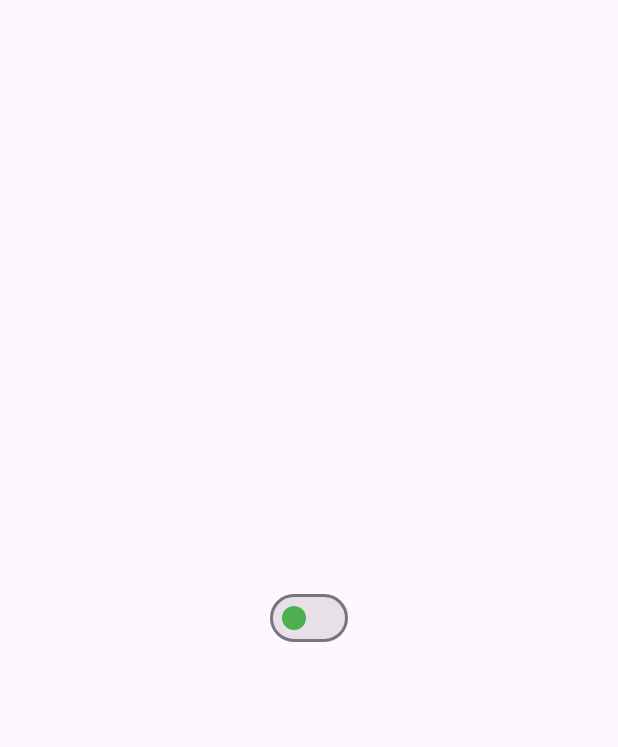
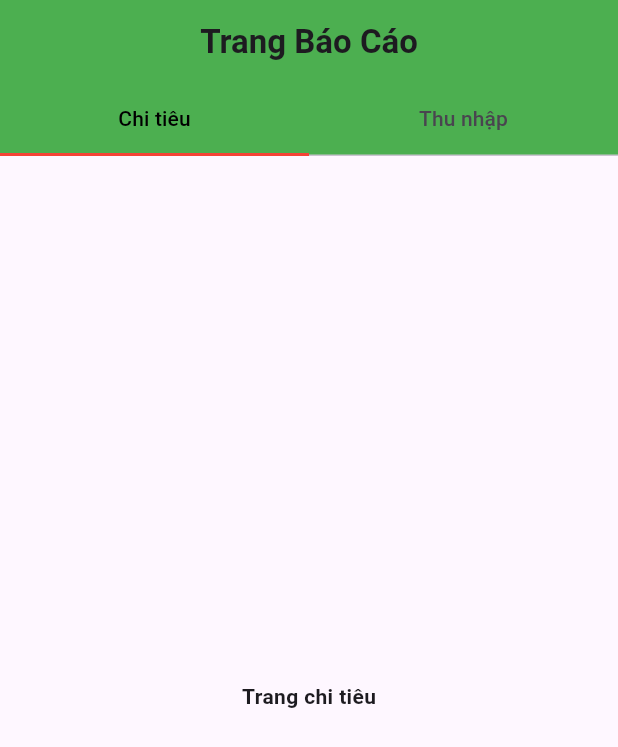
Before and after one commit to LoTrinhTuHocFlutter/Material, a Flutter app: the screen it shows after launch, on a phone screen of 412 x 824 dp. Shown: the top 747 px of the screen. Run offline on Flutter 3.47's test engine with Material 3 defaults, Android fonts, the phone set to English and light mode, and no system bars.

Commit message:
Add Widget TabBar

```diff
--- a/lib/main.dart
+++ b/lib/main.dart
@@ -1,5 +1,5 @@
 import 'package:flutter/material.dart';
-import 'package:material/widgets/switch_example.dart';
+import 'package:material/widgets/tab_bar_example.dart';
 
 void main() {
   runApp(const MyApp());
@@ -12,7 +12,7 @@ class MyApp extends StatelessWidget {
   Widget build(BuildContext context) {
     return MaterialApp(
       debugShowCheckedModeBanner: false,
-      home: SwitchExample(),
+      home: TabBarExample(),
     );
   }
 }
--- /dev/null
+++ b/lib/widgets/tab_bar_example.dart
@@ -0,0 +1,57 @@
+import 'package:flutter/material.dart';
+
+class TabBarExample extends StatelessWidget {
+  const TabBarExample({super.key});
+
+  @override
+  Widget build(BuildContext context) {
+    return DefaultTabController(
+      length: 2,
+      child: Scaffold(
+        appBar: AppBar(
+          backgroundColor: Colors.green,
+          centerTitle: true,
+          title: const Text(
+            'Trang Báo Cáo',
+            style: TextStyle(
+              fontWeight: FontWeight.bold,
+            ),
+          ),
+          bottom: const TabBar(
+            indicatorColor: Colors.red,
+            labelColor: Colors.black,
+            indicatorSize: TabBarIndicatorSize.tab,
+            tabs: [
+              Tab(
+                text: 'Chi tiêu',
+              ),
+              Tab(
+                text: 'Thu nhập',
+              ),
+            ],
+          ),
+        ),
+        body: const TabBarView(
+          children: [
+            Center(
+              child: Text(
+                'Trang chi tiêu',
+                style: TextStyle(
+                  fontWeight: FontWeight.bold,
+                ),
+              ),
+            ),
+            Center(
+              child: Text(
+                'Trang thu nhập',
+                style: TextStyle(
+                  fontWeight: FontWeight.bold,
+                ),
+              ),
+            ),
+          ],
+        ),
+      ),
+    );
+  }
+}
```
